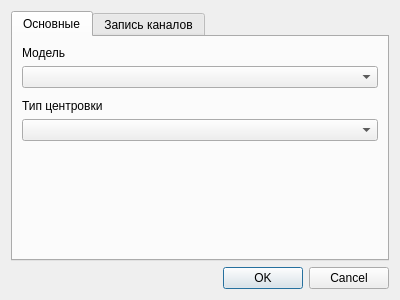
Old version of the form drivers/stabilan/stabilan01paramsdialog.ui in the repository grigp/a-analyser.
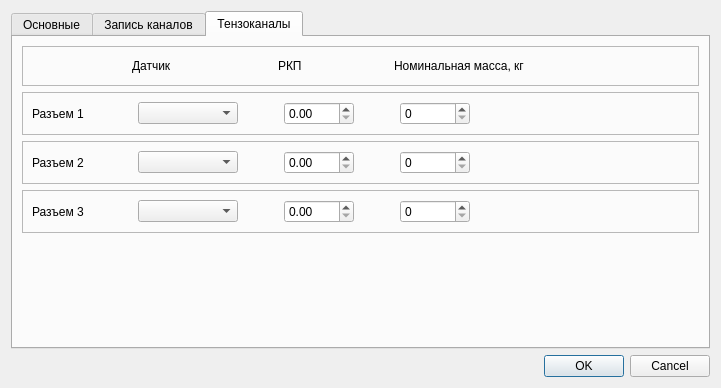
New version of the form.

```diff
--- a/drivers/stabilan/stabilan01paramsdialog.ui
+++ b/drivers/stabilan/stabilan01paramsdialog.ui
@@ -6,8 +6,8 @@
    <rect>
     <x>0</x>
     <y>0</y>
-    <width>400</width>
-    <height>300</height>
+    <width>721</width>
+    <height>361</height>
    </rect>
   </property>
   <property name="maximumSize">
@@ -23,7 +23,7 @@
    <item>
     <widget class="QTabWidget" name="tabPages">
      <property name="currentIndex">
-      <number>0</number>
+      <number>2</number>
      </property>
      <widget class="QWidget" name="tabMain">
       <attribute name="title">
@@ -31,43 +31,126 @@
       </attribute>
       <layout class="QVBoxLayout" name="verticalLayout_3">
        <item>
-        <widget class="QLabel" name="lblModel">
-         <property name="text">
-          <string>Модель</string>
+        <widget class="QFrame" name="frModel">
+         <property name="frameShape">
+          <enum>QFrame::StyledPanel</enum>
          </property>
-        </widget>
-       </item>
-       <item>
-        <widget class="QComboBox" name="cbZeroingType"/>
-       </item>
-       <item>
-        <spacer name="verticalSpacer_2">
-         <property name="orientation">
-          <enum>Qt::Vertical</enum>
+         <property name="frameShadow">
+          <enum>QFrame::Raised</enum>
          </property>
-         <property name="sizeType">
-          <enum>QSizePolicy::Fixed</enum>
-         </property>
-         <property name="sizeHint" stdset="0">
-          <size>
-           <width>20</width>
-           <height>5</height>
-          </size>
-         </property>
-        </spacer>
-       </item>
-       <item>
-        <widget class="QLabel" name="lblZeroingType">
-         <property name="text">
-          <string>Тип центровки</string>
-         </property>
+         <layout class="QHBoxLayout" name="horizontalLayout">
+          <property name="topMargin">
+           <number>1</number>
+          </property>
+          <property name="bottomMargin">
+           <number>1</number>
+          </property>
+          <item>
+           <widget class="QLabel" name="lblModel">
+            <property name="sizePolicy">
+             <sizepolicy hsizetype="Fixed" vsizetype="Preferred">
+              <horstretch>0</horstretch>
+              <verstretch>0</verstretch>
+             </sizepolicy>
+            </property>
+            <property name="minimumSize">
+             <size>
+              <width>100</width>
+              <height>0</height>
+             </size>
+            </property>
+            <property name="text">
+             <string>Модель</string>
+            </property>
+           </widget>
+          </item>
+          <item>
+           <widget class="QComboBox" name="cbModel">
+            <property name="minimumSize">
+             <size>
+              <width>200</width>
+              <height>0</height>
+             </size>
+            </property>
+            <property name="maxVisibleItems">
+             <number>20</number>
+            </property>
+           </widget>
+          </item>
+          <item>
+           <spacer name="horizontalSpacer">
+            <property name="orientation">
+             <enum>Qt::Horizontal</enum>
+            </property>
+            <property name="sizeHint" stdset="0">
+             <size>
+              <width>40</width>
+              <height>20</height>
+             </size>
+            </property>
+           </spacer>
+          </item>
+         </layout>
         </widget>
        </item>
        <item>
-        <widget class="QComboBox" name="cbModel">
-         <property name="maxVisibleItems">
-          <number>20</number>
+        <widget class="QFrame" name="frZeroingType">
+         <property name="frameShape">
+          <enum>QFrame::StyledPanel</enum>
          </property>
+         <property name="frameShadow">
+          <enum>QFrame::Raised</enum>
+         </property>
+         <layout class="QHBoxLayout" name="horizontalLayout_2">
+          <property name="topMargin">
+           <number>1</number>
+          </property>
+          <property name="bottomMargin">
+           <number>1</number>
+          </property>
+          <item>
+           <widget class="QLabel" name="lblZeroingType">
+            <property name="sizePolicy">
+             <sizepolicy hsizetype="Fixed" vsizetype="Preferred">
+              <horstretch>0</horstretch>
+              <verstretch>0</verstretch>
+             </sizepolicy>
+            </property>
+            <property name="minimumSize">
+             <size>
+              <width>100</width>
+              <height>0</height>
+             </size>
+            </property>
+            <property name="text">
+             <string>Тип центровки</string>
+            </property>
+           </widget>
+          </item>
+          <item>
+           <widget class="QComboBox" name="cbZeroingType">
+            <property name="minimumSize">
+             <size>
+              <width>200</width>
+              <height>0</height>
+             </size>
+            </property>
+           </widget>
+          </item>
+          <item>
+           <spacer name="horizontalSpacer_2">
+            <property name="orientation">
+             <enum>Qt::Horizontal</enum>
+            </property>
+            <property name="sizeHint" stdset="0">
+             <size>
+              <width>40</width>
+              <height>20</height>
+             </size>
+            </property>
+           </spacer>
+          </item>
+         </layout>
         </widget>
        </item>
        <item>
@@ -104,13 +187,6 @@
          </property>
         </widget>
        </item>
-       <item>
-        <widget class="QCheckBox" name="cbRecMyo">
-         <property name="text">
-          <string>Миограмма</string>
-         </property>
-        </widget>
-       </item>
        <item>
         <widget class="QCheckBox" name="cbRecPulse">
          <property name="text">
@@ -118,6 +194,86 @@
          </property>
         </widget>
        </item>
+       <item>
+        <widget class="QCheckBox" name="cbRecTenso1">
+         <property name="text">
+          <string>Тензоканал на разъеме 1</string>
+         </property>
+        </widget>
+       </item>
+       <item>
+        <widget class="QCheckBox" name="cbRecTenso2">
+         <property name="text">
+          <string>Тензоканал на разъеме 2</string>
+         </property>
+        </widget>
+       </item>
+       <item>
+        <widget class="QCheckBox" name="cbRecTenso3">
+         <property name="text">
+          <string>Тензоканал на разъеме 3</string>
+         </property>
+        </widget>
+       </item>
+       <item>
+        <widget class="QCheckBox" name="cbRecMyo">
+         <property name="text">
+          <string>Миограмма</string>
+         </property>
+        </widget>
+       </item>
+       <item>
+        <widget class="QGroupBox" name="gbRecMyoChans">
+         <property name="title">
+          <string>Отведения</string>
+         </property>
+         <layout class="QVBoxLayout" name="verticalLayout_4">
+          <property name="spacing">
+           <number>1</number>
+          </property>
+          <property name="leftMargin">
+           <number>9</number>
+          </property>
+          <property name="topMargin">
+           <number>1</number>
+          </property>
+          <property name="rightMargin">
+           <number>9</number>
+          </property>
+          <property name="bottomMargin">
+           <number>1</number>
+          </property>
+          <item>
+           <widget class="QCheckBox" name="cbRecMyoChan1">
+            <property name="text">
+             <string>Отведение 1</string>
+            </property>
+           </widget>
+          </item>
+          <item>
+           <widget class="QCheckBox" name="cbRecMyoChan2">
+            <property name="text">
+             <string>Отведение 2</string>
+            </property>
+           </widget>
+          </item>
+          <item>
+           <widget class="QCheckBox" name="cbRecMyoChan3">
+            <property name="text">
+             <string>Отведение 3</string>
+            </property>
+           </widget>
+          </item>
+          <item>
+           <widget class="QCheckBox" name="cbRecMyoChan4">
+            <property name="text">
+             <string>Отведение 4</string>
+            </property>
+           </widget>
+          </item>
+         </layout>
+        </widget>
+       </item>
        <item>
         <spacer name="verticalSpacer_3">
          <property name="orientation">
@@ -133,6 +289,480 @@
        </item>
       </layout>
      </widget>
+     <widget class="QWidget" name="tabTensoKind">
+      <attribute name="title">
+       <string>Тензоканалы</string>
+      </attribute>
+      <layout class="QVBoxLayout" name="verticalLayout_5">
+       <item>
+        <widget class="QFrame" name="frTensoTitle">
+         <property name="frameShape">
+          <enum>QFrame::StyledPanel</enum>
+         </property>
+         <property name="frameShadow">
+          <enum>QFrame::Raised</enum>
+         </property>
+         <layout class="QHBoxLayout" name="horizontalLayout_6">
+          <item>
+           <spacer name="horizontalSpacer_12">
+            <property name="orientation">
+             <enum>Qt::Horizontal</enum>
+            </property>
+            <property name="sizeType">
+             <enum>QSizePolicy::Fixed</enum>
+            </property>
+            <property name="sizeHint" stdset="0">
+             <size>
+              <width>100</width>
+              <height>20</height>
+             </size>
+            </property>
+           </spacer>
+          </item>
+          <item>
+           <widget class="QLabel" name="lblTensoKind">
+            <property name="sizePolicy">
+             <sizepolicy hsizetype="Preferred" vsizetype="Preferred">
+              <horstretch>0</horstretch>
+              <verstretch>0</verstretch>
+             </sizepolicy>
+            </property>
+            <property name="minimumSize">
+             <size>
+              <width>100</width>
+              <height>0</height>
+             </size>
+            </property>
+            <property name="text">
+             <string>Датчик</string>
+            </property>
+           </widget>
+          </item>
+          <item>
+           <spacer name="horizontalSpacer_13">
+            <property name="orientation">
+             <enum>Qt::Horizontal</enum>
+            </property>
+            <property name="sizeType">
+             <enum>QSizePolicy::Fixed</enum>
+            </property>
+            <property name="sizeHint" stdset="0">
+             <size>
+              <width>40</width>
+              <height>20</height>
+             </size>
+            </property>
+           </spacer>
+          </item>
+          <item>
+           <widget class="QLabel" name="lblTensoRKP">
+            <property name="minimumSize">
+             <size>
+              <width>70</width>
+              <height>0</height>
+             </size>
+            </property>
+            <property name="text">
+             <string>РКП</string>
+            </property>
+           </widget>
+          </item>
+          <item>
+           <spacer name="horizontalSpacer_14">
+            <property name="orientation">
+             <enum>Qt::Horizontal</enum>
+            </property>
+            <property name="sizeType">
+             <enum>QSizePolicy::Fixed</enum>
+            </property>
+            <property name="sizeHint" stdset="0">
+             <size>
+              <width>40</width>
+              <height>20</height>
+             </size>
+            </property>
+           </spacer>
+          </item>
+          <item>
+           <widget class="QLabel" name="lblTensoPn">
+            <property name="minimumSize">
+             <size>
+              <width>150</width>
+              <height>0</height>
+             </size>
+            </property>
+            <property name="text">
+             <string>Номинальная масса, кг</string>
+            </property>
+           </widget>
+          </item>
+          <item>
+           <spacer name="horizontalSpacer_15">
+            <property name="orientation">
+             <enum>Qt::Horizontal</enum>
+            </property>
+            <property name="sizeHint" stdset="0">
+             <size>
+              <width>40</width>
+              <height>20</height>
+             </size>
+            </property>
+           </spacer>
+          </item>
+         </layout>
+        </widget>
+       </item>
+       <item>
+        <widget class="QFrame" name="frTensoChan1">
+         <property name="frameShape">
+          <enum>QFrame::StyledPanel</enum>
+         </property>
+         <property name="frameShadow">
+          <enum>QFrame::Raised</enum>
+         </property>
+         <layout class="QHBoxLayout" name="horizontalLayout_3">
+          <item>
+           <widget class="QLabel" name="lblTensoChan1">
+            <property name="sizePolicy">
+             <sizepolicy hsizetype="Fixed" vsizetype="Preferred">
+              <horstretch>0</horstretch>
+              <verstretch>0</verstretch>
+             </sizepolicy>
+            </property>
+            <property name="minimumSize">
+             <size>
+              <width>100</width>
+              <height>0</height>
+             </size>
+            </property>
+            <property name="text">
+             <string>Разъем 1</string>
+            </property>
+           </widget>
+          </item>
+          <item>
+           <widget class="QComboBox" name="cbTensoChan1">
+            <property name="sizePolicy">
+             <sizepolicy hsizetype="Preferred" vsizetype="Fixed">
+              <horstretch>0</horstretch>
+              <verstretch>0</verstretch>
+             </sizepolicy>
+            </property>
+            <property name="minimumSize">
+             <size>
+              <width>100</width>
+              <height>0</height>
+             </size>
+            </property>
+           </widget>
+          </item>
+          <item>
+           <spacer name="horizontalSpacer_3">
+            <property name="orientation">
+             <enum>Qt::Horizontal</enum>
+            </property>
+            <property name="sizeType">
+             <enum>QSizePolicy::Fixed</enum>
+            </property>
+            <property name="sizeHint" stdset="0">
+             <size>
+              <width>40</width>
+              <height>20</height>
+             </size>
+            </property>
+           </spacer>
+          </item>
+          <item>
+           <widget class="QDoubleSpinBox" name="doubleSpinBox">
+            <property name="minimumSize">
+             <size>
+              <width>70</width>
+              <height>0</height>
+             </size>
+            </property>
+           </widget>
+          </item>
+          <item>
+           <spacer name="horizontalSpacer_4">
+            <property name="orientation">
+             <enum>Qt::Horizontal</enum>
+            </property>
+            <property name="sizeType">
+             <enum>QSizePolicy::Fixed</enum>
+            </property>
+            <property name="sizeHint" stdset="0">
+             <size>
+              <width>40</width>
+              <height>20</height>
+             </size>
+            </property>
+           </spacer>
+          </item>
+          <item>
+           <widget class="QSpinBox" name="spinBox">
+            <property name="minimumSize">
+             <size>
+              <width>70</width>
+              <height>0</height>
+             </size>
+            </property>
+           </widget>
+          </item>
+          <item>
+           <spacer name="horizontalSpacer_5">
+            <property name="orientation">
+             <enum>Qt::Horizontal</enum>
+            </property>
+            <property name="sizeHint" stdset="0">
+             <size>
+              <width>40</width>
+              <height>20</height>
+             </size>
+            </property>
+           </spacer>
+          </item>
+         </layout>
+        </widget>
+       </item>
+       <item>
+        <widget class="QFrame" name="frTensoChan2">
+         <property name="frameShape">
+          <enum>QFrame::StyledPanel</enum>
+         </property>
+         <property name="frameShadow">
+          <enum>QFrame::Raised</enum>
+         </property>
+         <layout class="QHBoxLayout" name="horizontalLayout_4">
+          <item>
+           <widget class="QLabel" name="lblTensoChan2">
+            <property name="sizePolicy">
+             <sizepolicy hsizetype="Fixed" vsizetype="Preferred">
+              <horstretch>0</horstretch>
+              <verstretch>0</verstretch>
+             </sizepolicy>
+            </property>
+            <property name="minimumSize">
+             <size>
+              <width>100</width>
+              <height>0</height>
+             </size>
+            </property>
+            <property name="text">
+             <string>Разъем 2</string>
+            </property>
+           </widget>
+          </item>
+          <item>
+           <widget class="QComboBox" name="cbTensoChan2">
+            <property name="sizePolicy">
+             <sizepolicy hsizetype="Preferred" vsizetype="Fixed">
+              <horstretch>0</horstretch>
+              <verstretch>0</verstretch>
+             </sizepolicy>
+            </property>
+            <property name="minimumSize">
+             <size>
+              <width>100</width>
+              <height>0</height>
+             </size>
+            </property>
+           </widget>
+          </item>
+          <item>
+           <spacer name="horizontalSpacer_6">
+            <property name="orientation">
+             <enum>Qt::Horizontal</enum>
+            </property>
+            <property name="sizeType">
+             <enum>QSizePolicy::Fixed</enum>
+            </property>
+            <property name="sizeHint" stdset="0">
+             <size>
+              <width>40</width>
+              <height>20</height>
+             </size>
+            </property>
+           </spacer>
+          </item>
+          <item>
+           <widget class="QDoubleSpinBox" name="doubleSpinBox_2">
+            <property name="minimumSize">
+             <size>
+              <width>70</width>
+              <height>0</height>
+             </size>
+            </property>
+           </widget>
+          </item>
+          <item>
+           <spacer name="horizontalSpacer_7">
+            <property name="orientation">
+             <enum>Qt::Horizontal</enum>
+            </property>
+            <property name="sizeType">
+             <enum>QSizePolicy::Fixed</enum>
+            </property>
+            <property name="sizeHint" stdset="0">
+             <size>
+              <width>40</width>
+              <height>20</height>
+             </size>
+            </property>
+           </spacer>
+          </item>
+          <item>
+           <widget class="QSpinBox" name="spinBox_2">
+            <property name="minimumSize">
+             <size>
+              <width>70</width>
+              <height>0</height>
+             </size>
+            </property>
+           </widget>
+          </item>
+          <item>
+           <spacer name="horizontalSpacer_8">
+            <property name="orientation">
+             <enum>Qt::Horizontal</enum>
+            </property>
+            <property name="sizeHint" stdset="0">
+             <size>
+              <width>40</width>
+              <height>20</height>
+             </size>
+            </property>
+           </spacer>
+          </item>
+         </layout>
+        </widget>
+       </item>
+       <item>
+        <widget class="QFrame" name="frTensoChan3">
+         <property name="frameShape">
+          <enum>QFrame::StyledPanel</enum>
+         </property>
+         <property name="frameShadow">
+          <enum>QFrame::Raised</enum>
+         </property>
+         <layout class="QHBoxLayout" name="horizontalLayout_5">
+          <item>
+           <widget class="QLabel" name="lblTensoChan3">
+            <property name="sizePolicy">
+             <sizepolicy hsizetype="Fixed" vsizetype="Preferred">
+              <horstretch>0</horstretch>
+              <verstretch>0</verstretch>
+             </sizepolicy>
+            </property>
+            <property name="minimumSize">
+             <size>
+              <width>100</width>
+              <height>0</height>
+             </size>
+            </property>
+            <property name="text">
+             <string>Разъем 3</string>
+            </property>
+           </widget>
+          </item>
+          <item>
+           <widget class="QComboBox" name="cbTensoChan3">
+            <property name="sizePolicy">
+             <sizepolicy hsizetype="Preferred" vsizetype="Fixed">
+              <horstretch>0</horstretch>
+              <verstretch>0</verstretch>
+             </sizepolicy>
+            </property>
+            <property name="minimumSize">
+             <size>
+              <width>100</width>
+              <height>0</height>
+             </size>
+            </property>
+           </widget>
+          </item>
+          <item>
+           <spacer name="horizontalSpacer_9">
+            <property name="orientation">
+             <enum>Qt::Horizontal</enum>
+            </property>
+            <property name="sizeType">
+             <enum>QSizePolicy::Fixed</enum>
+            </property>
+            <property name="sizeHint" stdset="0">
+             <size>
+              <width>40</width>
+              <height>20</height>
+             </size>
+            </property>
+           </spacer>
+          </item>
+          <item>
+           <widget class="QDoubleSpinBox" name="doubleSpinBox_3">
+            <property name="minimumSize">
+             <size>
+              <width>70</width>
+              <height>0</height>
+             </size>
+            </property>
+           </widget>
+          </item>
+          <item>
+           <spacer name="horizontalSpacer_10">
+            <property name="orientation">
+             <enum>Qt::Horizontal</enum>
+            </property>
+            <property name="sizeType">
+             <enum>QSizePolicy::Fixed</enum>
+            </property>
+            <property name="sizeHint" stdset="0">
+             <size>
+              <width>40</width>
+              <height>20</height>
+             </size>
+            </property>
+           </spacer>
+          </item>
+          <item>
+           <widget class="QSpinBox" name="spinBox_3">
+            <property name="minimumSize">
+             <size>
+              <width>70</width>
+              <height>0</height>
+             </size>
+            </property>
+           </widget>
+          </item>
+          <item>
+           <spacer name="horizontalSpacer_11">
+            <property name="orientation">
+             <enum>Qt::Horizontal</enum>
+            </property>
+            <property name="sizeHint" stdset="0">
+             <size>
+              <width>40</width>
+              <height>20</height>
+             </size>
+            </property>
+           </spacer>
+          </item>
+         </layout>
+        </widget>
+       </item>
+       <item>
+        <spacer name="verticalSpacer_2">
+         <property name="orientation">
+          <enum>Qt::Vertical</enum>
+         </property>
+         <property name="sizeHint" stdset="0">
+          <size>
+           <width>20</width>
+           <height>40</height>
+          </size>
+         </property>
+        </spacer>
+       </item>
+      </layout>
+     </widget>
     </widget>
    </item>
    <item>
```
Left out of the diff: 44 changed lines with no effect on the pictures.
